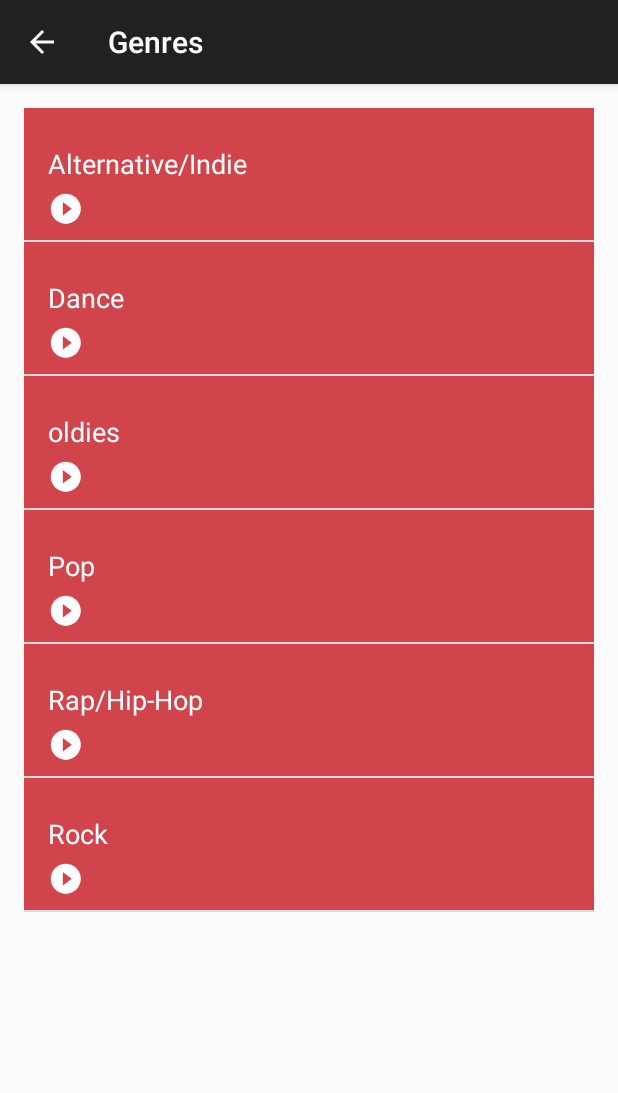
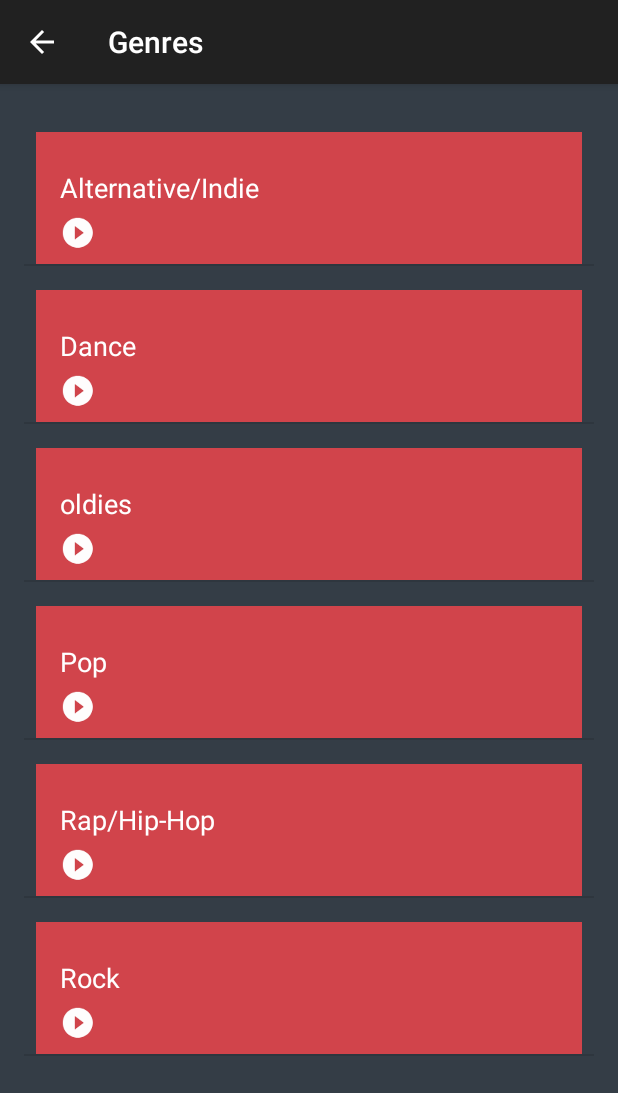
Before and after one commit to lakerfan32/MusicPlayer, an Android app: the GenresActivity screen opened directly, with no data from a screen before it, on a phone screen of 412 x 824 dp. Shown: the top 1093 px of the screen. Run offline under Robolectric (Android 15) with nearby library versions, the phone set to English and light mode, and no system bars.

Commit message:
-Updated dimensions file -Fixed list item layouts and backgrounds

```diff
--- a/app/src/main/res/layout/activity_artists.xml
+++ b/app/src/main/res/layout/activity_artists.xml
@@ -7,6 +7,7 @@
     android:paddingLeft="@dimen/activity_horizontal_margin"
     android:paddingRight="@dimen/activity_horizontal_margin"
     android:paddingTop="@dimen/activity_vertical_margin"
+    android:background="@color/gray_background"
     android:orientation="vertical"
     android:id="@+id/list"
     tools:context="com.example.ralph.musicplayer.ArtistsActivity">
--- a/app/src/main/res/layout/activity_genres.xml
+++ b/app/src/main/res/layout/activity_genres.xml
@@ -7,6 +7,7 @@
     android:paddingLeft="@dimen/activity_horizontal_margin"
     android:paddingRight="@dimen/activity_horizontal_margin"
     android:paddingTop="@dimen/activity_vertical_margin"
+    android:background="@color/gray_background"
     android:orientation="vertical"
     android:id="@+id/list"
     tools:context="com.example.ralph.musicplayer.GenresActivity">
--- a/app/src/main/res/layout/activity_main.xml
+++ b/app/src/main/res/layout/activity_main.xml
@@ -8,7 +8,7 @@
 
     <LinearLayout
         android:layout_width="match_parent"
-        android:layout_height="match_parent"
+        android:layout_height="wrap_content"
         android:orientation="vertical">
 
         <TextView
--- a/app/src/main/res/layout/activity_moods.xml
+++ b/app/src/main/res/layout/activity_moods.xml
@@ -7,6 +7,7 @@
     android:paddingLeft="@dimen/activity_horizontal_margin"
     android:paddingRight="@dimen/activity_horizontal_margin"
     android:paddingTop="@dimen/activity_vertical_margin"
+    android:background="@color/gray_background"
     android:orientation="vertical"
     android:id="@+id/list"
     tools:context="com.example.ralph.musicplayer.MoodsActivity">
--- a/app/src/main/res/layout/activity_songs.xml
+++ b/app/src/main/res/layout/activity_songs.xml
@@ -4,6 +4,7 @@
     android:layout_width="match_parent"
     android:layout_height="match_parent"
     android:orientation="vertical"
+    android:background="@color/gray_background"
     android:id="@+id/list"
     tools:context="com.example.ralph.musicplayer.MusicActivity">
 
--- a/app/src/main/res/layout/list_item.xml
+++ b/app/src/main/res/layout/list_item.xml
@@ -10,14 +10,18 @@
         android:id="@+id/image"
         android:layout_width="@dimen/list_item_height"
         android:layout_height="@dimen/list_item_height"
+        android:layout_marginTop="@dimen/list_item_top_margin"
         android:background="@color/gray_background"/>
 
     <LinearLayout
         android:id="@+id/text_container"
         android:layout_width="match_parent"
-        android:layout_height="match_parent"
+        android:layout_height="@dimen/list_item_height"
         android:orientation="vertical"
         android:paddingLeft="@dimen/container_left_padding"
+        android:layout_marginTop="@dimen/list_item_top_margin"
+        android:layout_marginLeft="@dimen/list_item_left_margin"
+        android:layout_marginRight="@dimen/list_item_right_margin"
         android:background="@color/category_songs">
 
         <TextView
@@ -39,9 +43,8 @@
             android:id="@+id/play_button"
             android:layout_width="wrap_content"
             android:layout_height="wrap_content"
-            android:paddingTop="6dp"
+            android:paddingTop="@dimen/button_top_padding"
             android:src="@drawable/play_button" />
 
     </LinearLayout>
-
 </LinearLayout>
--- a/app/src/main/res/values/dimens.xml
+++ b/app/src/main/res/values/dimens.xml
@@ -2,11 +2,19 @@
 <resources>
     <!-- Height of each list item -->
     <dimen name="list_item_height">88dp</dimen>
+
+    <!-- List item Margin dimensions -->
+    <dimen name="list_item_top_margin">16dp</dimen>
+    <dimen name="list_item_left_margin">8dp</dimen>
+    <dimen name="list_item_right_margin">8dp</dimen>
+
     <!-- Default screen margins, per the Android Design guidelines. -->
     <dimen name="activity_horizontal_margin">16dp</dimen>
     <dimen name="activity_vertical_margin">16dp</dimen>
-    <!-- Miscellaneous Padding -->
+
+    <!-- List item Padding dimensions -->
     <dimen name="image_top_padding">36dp</dimen>
     <dimen name="container_left_padding">16dp</dimen>
+    <dimen name="button_top_padding">6dp</dimen>
 
 </resources>
--- a/app/src/main/res/values/styles.xml
+++ b/app/src/main/res/values/styles.xml
@@ -5,7 +5,7 @@
         <item name="colorPrimaryDark">@color/primary_dark_color</item>
     </style>
 
-    <!-- Style for music controls category -->
+    <!-- Style for main music controls category -->
     <style name="CategoryStyle">
         <item name="android:layout_width">match_parent</item>
         <item name="android:layout_height">@dimen/list_item_height</item>
```
Also changed, not shown: 1315 other files.
